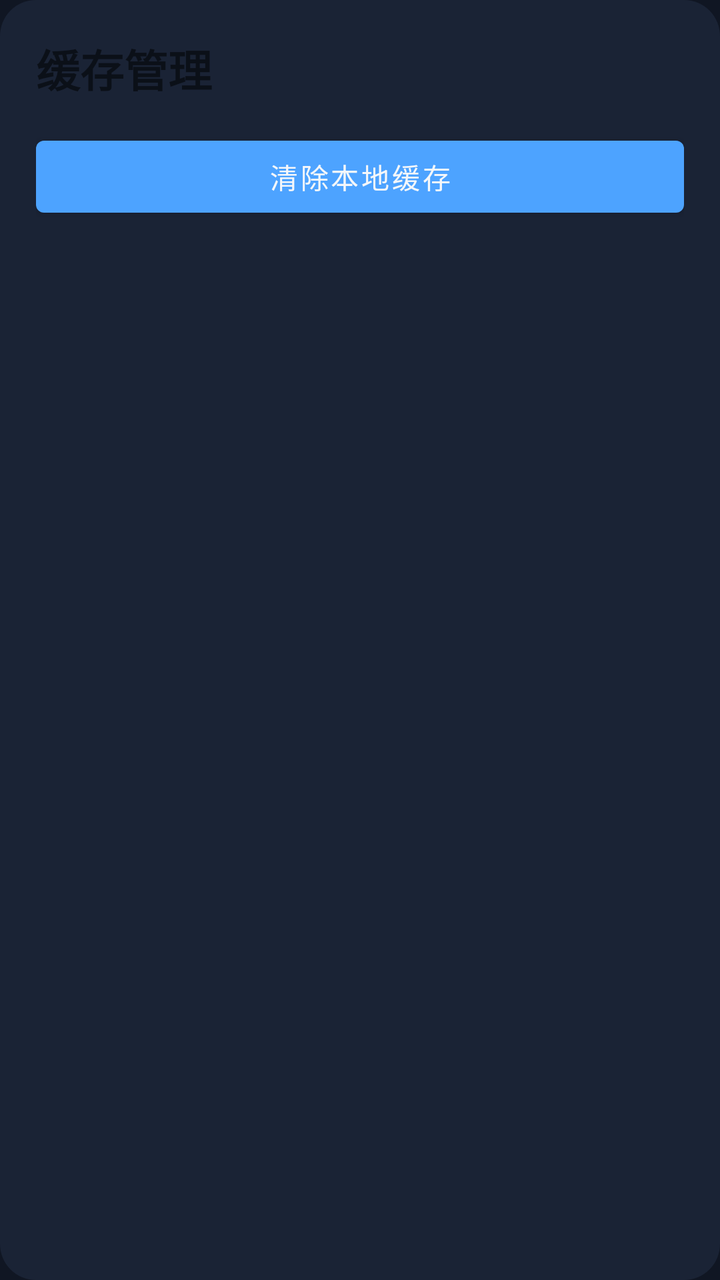
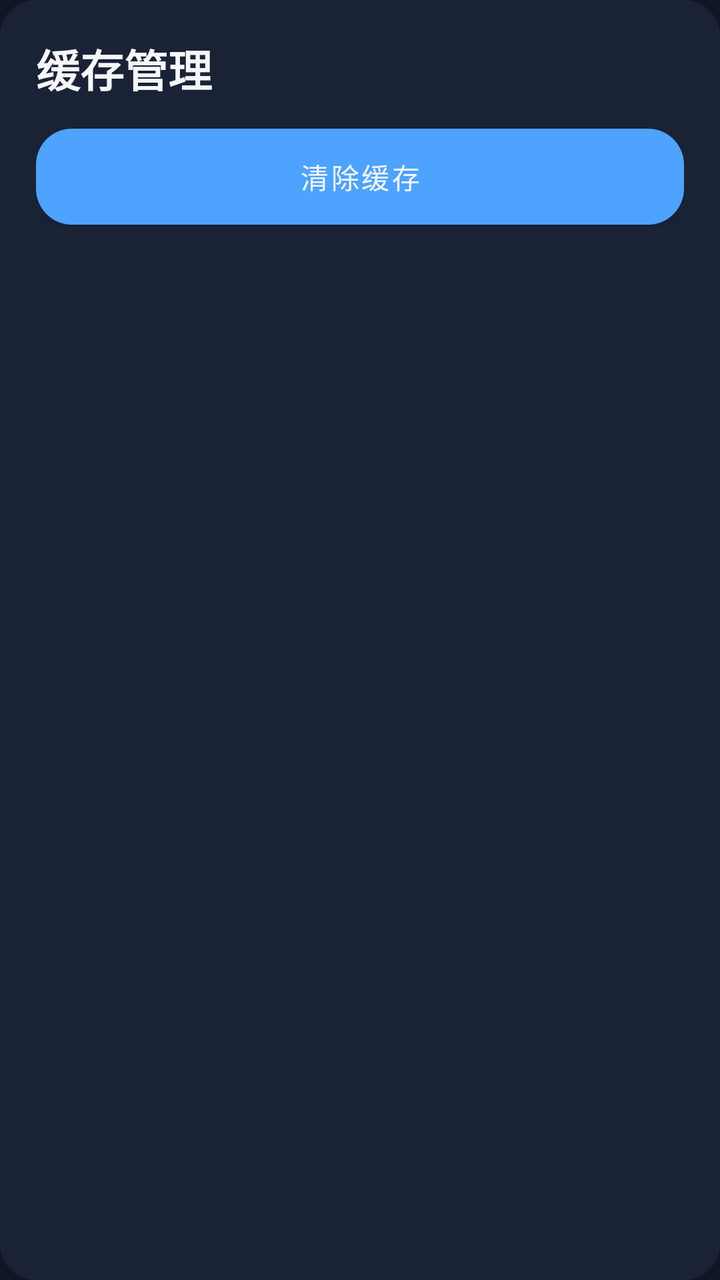

Two renders of the same Android screen: before a commit and after it. Below are the layout's source before the change and the commit's diff.
<!-- AndroidManifest.xml: another module's application theme Theme.CarAppStore -->
<!-- res/layout/include_cache_panel.xml -->
<?xml version="1.0" encoding="utf-8"?>
<LinearLayout xmlns:android="http://schemas.android.com/apk/res/android"
    android:layout_width="match_parent"
    android:layout_height="wrap_content"
    android:layout_marginTop="@dimen/spacing_14dp"
    android:background="@drawable/bg_panel"
    android:orientation="vertical"
    android:padding="@dimen/spacing_18dp">

    <TextView
        android:layout_width="match_parent"
        android:layout_height="wrap_content"
        android:text="@string/ui_debug_cache_management"
        android:textSize="@dimen/text_xl"
        android:textStyle="bold" />

    <Button
        android:id="@+id/btnClearCache"
        android:layout_width="match_parent"
        android:layout_height="wrap_content"
        android:layout_marginTop="@dimen/spacing_14dp"
        android:text="@string/ui_debug_clear_cache" />
</LinearLayout>
<!-- resources referenced by this layout -->
<resources>
  <dimen name="spacing_14dp">14dp</dimen>
  <dimen name="spacing_18dp">18dp</dimen>
  <dimen name="text_xl">22sp</dimen>
  <!-- drawable bg_panel (drawable) -->
  <shape xmlns:android="http://schemas.android.com/apk/res/android">
      <solid android:color="@color/car_surface" />
      <corners android:radius="18dp" />
  </shape>
  <string name="ui_debug_cache_management">缓存管理</string>
  <string name="ui_debug_clear_cache">清除本地缓存</string>
  <style name="Theme.CarAppStore" parent="Theme.MaterialComponents.DayNight.NoActionBar">
          <item name="colorPrimary">@color/car_primary</item>
          <item name="colorPrimaryVariant">@color/car_primary_dark</item>
          <item name="colorOnPrimary">@color/car_text_primary</item>
          <item name="colorSecondary">@color/car_accent</item>
          <item name="colorSecondaryVariant">@color/teal_700</item>
          <item name="colorOnSecondary">@color/car_bg</item>
          <item name="android:statusBarColor" tools:targetApi="l">@color/car_bg</item>
          <item name="android:navigationBarColor" tools:targetApi="l">@color/car_bg</item>
          <item name="android:windowBackground">@color/car_bg</item>
      </style>
  <color name="car_surface">#1A2335</color>
  <color name="car_primary">#4DA3FF</color>
  <color name="car_primary_dark">#2E7DE0</color>
  <color name="car_text_primary">#F5F7FA</color>
  <color name="car_accent">#5DE1B9</color>
  <color name="teal_700">#FF018786</color>
  <color name="car_bg">#101623</color>
</resources>

<!-- the commit's change to res/layout/include_cache_panel.xml (unified diff, before → after) -->
@@ -11,6 +11,7 @@
         android:layout_width="match_parent"
         android:layout_height="wrap_content"
         android:text="@string/ui_debug_cache_management"
+        android:textColor="@color/car_text_primary"
         android:textSize="@dimen/text_xl"
         android:textStyle="bold" />
 
@@ -18,6 +19,9 @@
         android:id="@+id/btnClearCache"
         android:layout_width="match_parent"
         android:layout_height="wrap_content"
+        android:background="@drawable/bg_primary_button_warning"
         android:layout_marginTop="@dimen/spacing_14dp"
-        android:text="@string/ui_debug_clear_cache" />
+        android:text="@string/ui_debug_clear_cache"
+        android:textAllCaps="false"
+        android:textColor="@color/car_text_primary" />
 </LinearLayout>
<!-- resource entries referenced after the edit -->
@@ -8,8 +8,14 @@
       <solid android:color="@color/car_surface" />
       <corners android:radius="18dp" />
   </shape>
+  <!-- drawable bg_primary_button_warning (drawable) -->
+  <?xml version="1.0" encoding="utf-8"?>
+  <shape xmlns:android="http://schemas.android.com/apk/res/android" android:shape="rectangle">
+      <corners android:radius="18dp" />
+      <solid android:color="@color/car_warning" />
+  </shape>
   <string name="ui_debug_cache_management">缓存管理</string>
-  <string name="ui_debug_clear_cache">清除本地缓存</string>
+  <string name="ui_debug_clear_cache">清除缓存</string>
   <style name="Theme.CarAppStore" parent="Theme.MaterialComponents.DayNight.NoActionBar">
           <item name="colorPrimary">@color/car_primary</item>
           <item name="colorPrimaryVariant">@color/car_primary_dark</item>
@@ -22,6 +28,7 @@
           <item name="android:windowBackground">@color/car_bg</item>
       </style>
   <color name="car_surface">#1A2335</color>
+  <color name="car_warning">#FFB84D</color>
   <color name="car_primary">#4DA3FF</color>
   <color name="car_primary_dark">#2E7DE0</color>
   <color name="car_text_primary">#F5F7FA</color>
